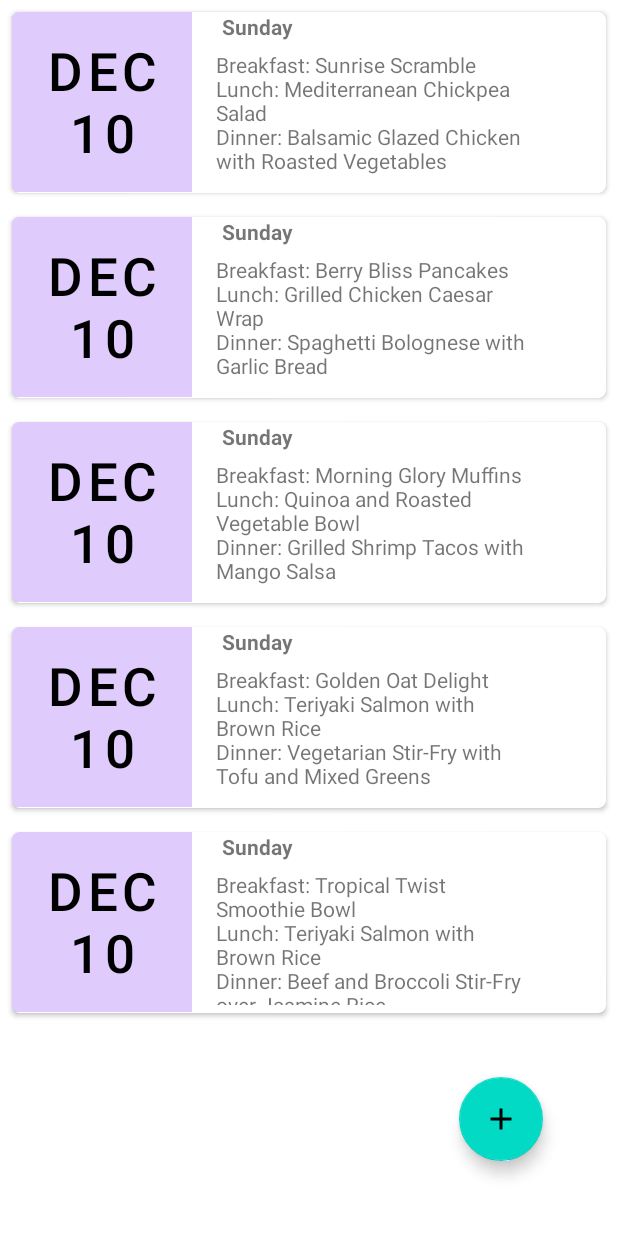
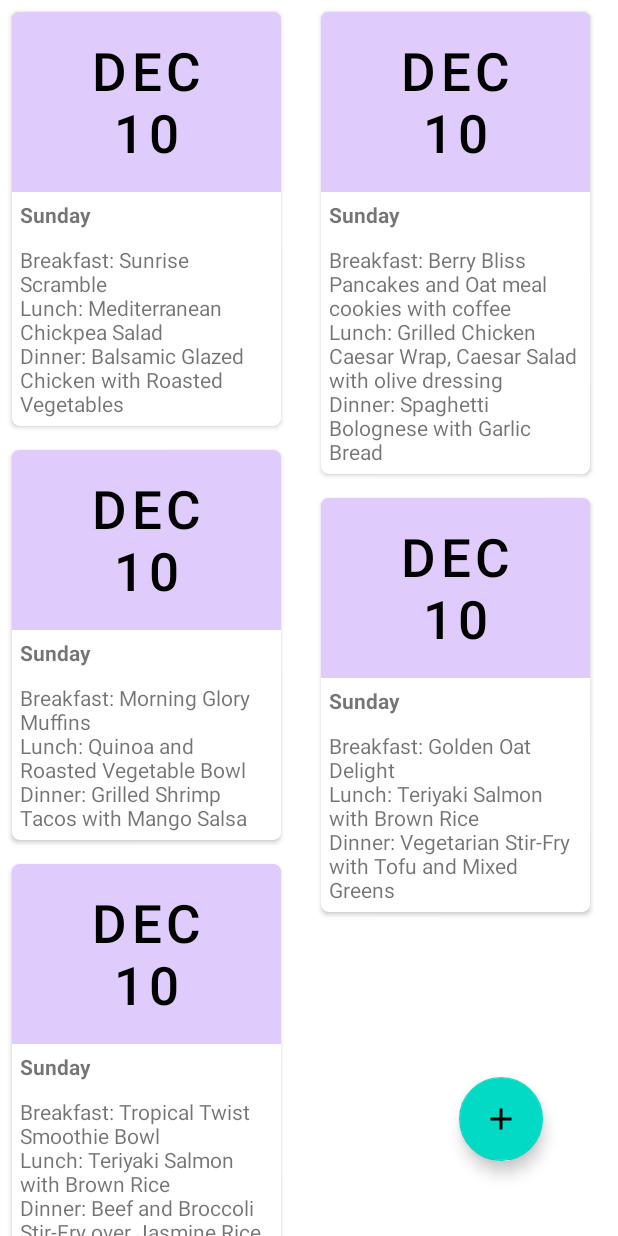
Before and after one commit to SunitcB/FoodiePal, an Android app: the fragment MealPlannerFragment shown on its own in the app's theme, on a phone screen of 412 x 824 dp. Run offline under Robolectric (Android 15) with nearby library versions, the light colour scheme and no system bars.

Commit message:
Staggered Layout added for meal planner

```diff
--- a/app/src/main/java/com/example/foodiepal/activities/MainActivity.kt
+++ b/app/src/main/java/com/example/foodiepal/activities/MainActivity.kt
@@ -48,7 +48,7 @@ class MainActivity : AppCompatActivity() {
             tab.text = tabList[position]
         }.attach()
 
-        bottomNavView.setOnNavigationItemSelectedListener { item ->
+        bottomNavView.setOnItemSelectedListener { item ->
             when (item.itemId) {
                 R.id.navigation_recipe -> viewPager.currentItem = 0
                 R.id.navigation_meal_planner -> viewPager.currentItem = 1
--- a/app/src/main/java/com/example/foodiepal/ui/planner/MealPlannerFragment.kt
+++ b/app/src/main/java/com/example/foodiepal/ui/planner/MealPlannerFragment.kt
@@ -13,6 +13,8 @@ import android.widget.Toast
 import androidx.fragment.app.Fragment
 import androidx.lifecycle.ViewModelProvider
 import androidx.recyclerview.widget.LinearLayoutManager
+import androidx.recyclerview.widget.RecyclerView.Orientation
+import androidx.recyclerview.widget.StaggeredGridLayoutManager
 import com.example.foodiepal.R
 import com.example.foodiepal.adapter.MealPlanListAdapter
 import com.example.foodiepal.adapter.RecipeListAdapter
@@ -40,8 +42,8 @@ class MealPlannerFragment : Fragment() {
             LocalDate.now()
         ),
         MealPlannerDataModel(
-            "Berry Bliss Pancakes",
-            "Grilled Chicken Caesar Wrap",
+            "Berry Bliss Pancakes and Oat meal cookies with coffee",
+            "Grilled Chicken Caesar Wrap, Caesar Salad with olive dressing",
             "Spaghetti Bolognese with Garlic Bread",
             LocalDate.now()
         ),
@@ -78,7 +80,7 @@ class MealPlannerFragment : Fragment() {
 
         var addNewMealPlanBtn = binding.addNewMealPlanBtn
         var recyclerView = binding.mealPlanRecycleView
-        recyclerView.layoutManager = LinearLayoutManager(requireContext())
+        recyclerView.layoutManager = StaggeredGridLayoutManager(2, StaggeredGridLayoutManager.VERTICAL)
         val mealPlannerAdapter = MealPlanListAdapter(requireContext(), mealPlanList)
         recyclerView.adapter = mealPlannerAdapter
 
--- a/app/src/main/java/com/example/foodiepal/ui/recipe/RecipeFragment.kt
+++ b/app/src/main/java/com/example/foodiepal/ui/recipe/RecipeFragment.kt
@@ -1,22 +1,18 @@
 package com.example.foodiepal.ui.recipe
 
 import android.app.AlertDialog
-import android.content.res.Resources
 import android.os.Bundle
 import android.view.LayoutInflater
 import android.view.View
 import android.view.ViewGroup
 import android.widget.EditText
-import android.widget.TextView
 import android.widget.Toast
 import androidx.fragment.app.Fragment
 import androidx.lifecycle.ViewModelProvider
 import androidx.recyclerview.widget.LinearLayoutManager
-import androidx.recyclerview.widget.RecyclerView
 import com.example.foodiepal.R
 import com.example.foodiepal.adapter.RecipeListAdapter
 import com.example.foodiepal.databinding.FragmentRecipeBinding
-import com.google.android.material.floatingactionbutton.FloatingActionButton
 
 class RecipeFragment : Fragment() {
 
--- a/app/src/main/res/layout/meal_plan_list.xml
+++ b/app/src/main/res/layout/meal_plan_list.xml
@@ -3,18 +3,19 @@
     xmlns:app="http://schemas.android.com/apk/res-auto"
     xmlns:tools="http://schemas.android.com/tools"
     android:id="@+id/mealPlannerCardView"
-    android:layout_width="match_parent"
+    android:layout_width="195dp"
     android:layout_height="wrap_content"
     android:layout_margin="8dp"
     app:cardCornerRadius="5dp">
 
-    <androidx.constraintlayout.widget.ConstraintLayout
+    <LinearLayout
         android:layout_width="match_parent"
-        android:layout_height="wrap_content">
+        android:layout_height="wrap_content"
+        android:orientation="vertical">
 
         <Button
             android:id="@+id/mealPlanAvatar"
-            android:layout_width="120dp"
+            android:layout_width="match_parent"
             android:layout_height="120dp"
             android:layout_centerHorizontal="true"
             android:background="@drawable/ic_launcher_background"
@@ -30,9 +31,9 @@
 
         <TextView
             android:id="@+id/mealPlanDate"
-            android:layout_width="206dp"
-            android:layout_height="25dp"
-            android:layout_marginStart="20dp"
+            android:layout_width="match_parent"
+            android:layout_height="wrap_content"
+            android:layout_margin="5dp"
             android:fontFamily="sans-serif"
             android:text="TextView"
             android:textStyle="bold"
@@ -42,14 +43,13 @@
 
         <TextView
             android:id="@+id/mealPlanDescription"
-            android:layout_width="213dp"
-            android:layout_height="90dp"
-            android:layout_marginStart="16dp"
-            android:layout_marginBottom="5dp"
+            android:layout_width="match_parent"
+            android:layout_height="wrap_content"
+            android:layout_margin="5dp"
             android:text="TextView"
             app:layout_constraintBottom_toBottomOf="parent"
             app:layout_constraintStart_toEndOf="@+id/mealPlanAvatar"
             app:layout_constraintTop_toBottomOf="@+id/mealPlanDate" />
-    </androidx.constraintlayout.widget.ConstraintLayout>
+    </LinearLayout>
 
 </androidx.cardview.widget.CardView>
```
Also changed, not shown: app/src/main/java/com/example/foodiepal/activities/RecipeDetailsActivity.kt (+0 -16 lines).
